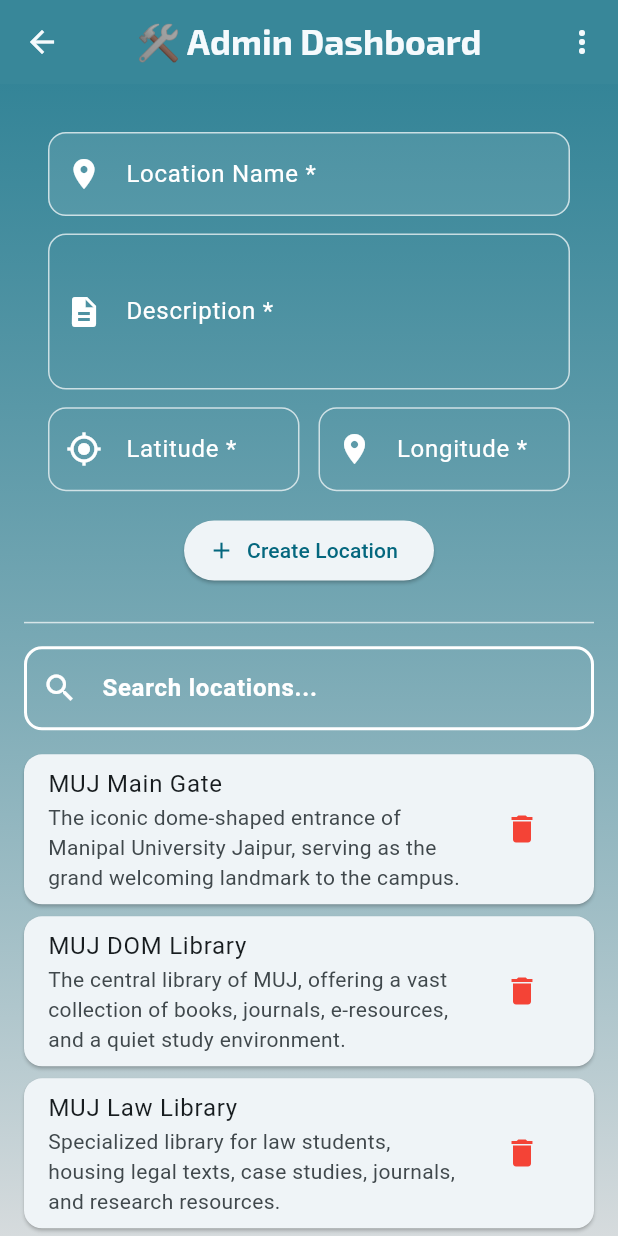
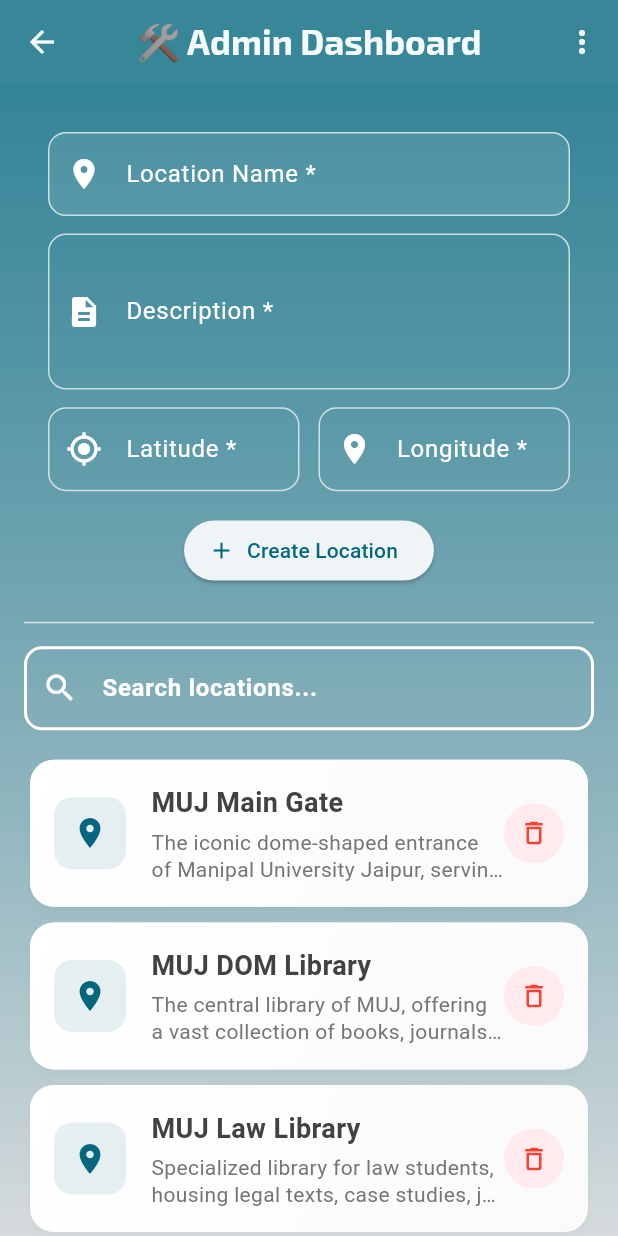
Before and after one commit to priyanshjain117/uniway, a Flutter app: the AdminLocationPage screen opened directly, on a phone screen of 412 x 824 dp. Run offline on Flutter 3.47's test engine with Material 3 defaults, Android fonts, the light colour scheme and no system bars; our stand-ins replace flutter_map, flutter_screenutil, flutter_tts, geolocator, get, google_fonts and 3 more.

Commit message:
admin panel list items ui update

```diff
--- a/lib/core/nami/controllers/navigation_controller.dart
+++ b/lib/core/nami/controllers/navigation_controller.dart
@@ -39,105 +39,118 @@
   final MapController mapController = MapController();
   final List<Map<String, dynamic>> locationSuggestions = [
     {
-    'id': 1,
+      'id': "1",
       'name': 'MUJ Main Gate',
-    'description': "The iconic dome-shaped entrance of Manipal University Jaipur, serving as the grand welcoming landmark to the campus.",
+      'description':
+          "The iconic dome-shaped entrance of Manipal University Jaipur, serving as the grand welcoming landmark to the campus.",
       'lat': 26.841241261658997,
       'lng': 75.5660735192115,
       'createdAt': DateTime.now().subtract(const Duration(days: 7)),
     },
     {
-    'id': 2,
+      'id': "2",
       'name': 'MUJ DOM Library',
-    'description': "The central library of MUJ, offering a vast collection of books, journals, e-resources, and a quiet study environment.",
+      'description':
+          "The central library of MUJ, offering a vast collection of books, journals, e-resources, and a quiet study environment.",
       'lat': 26.841648544065848,
       'lng': 75.56533929057673,
       'createdAt': DateTime.now().subtract(const Duration(days: 7)),
     },
     {
-    'id': 3,
+      'id': "3",
       'name': 'MUJ Law Library',
-    'description': "Specialized library for law students, housing legal texts, case studies, journals, and research resources.",
+      'description':
+          "Specialized library for law students, housing legal texts, case studies, journals, and research resources.",
       'lat': 26.843518600668162,
       'lng': 75.56399292394734,
       'createdAt': DateTime.now().subtract(const Duration(days: 7)),
     },
     {
-    'id': 4,
+      'id': "4",
       'name': 'Old Mess',
-    'description': "One of the earliest student dining facilities on campus, providing meals and a social space for students.",
+      'description':
+          "One of the earliest student dining facilities on campus, providing meals and a social space for students.",
       'lat': 26.842962294996134,
       'lng': 75.5651385090395,
       'createdAt': DateTime.now().subtract(const Duration(days: 7)),
     },
     {
-    'id': 5,
+      'id': "5",
       'name': 'AIC MUJ',
-    'description': "The Atal Incubation Centre at MUJ, fostering innovation, startups, and entrepreneurial activities.",
+      'description':
+          "The Atal Incubation Centre at MUJ, fostering innovation, startups, and entrepreneurial activities.",
       'lat': 26.843819718587728,
       'lng': 75.5665295300519,
       'createdAt': DateTime.now().subtract(const Duration(days: 7)),
     },
     {
-    'id': 6,
+      'id': "6",
       'name': 'Sharda Pai Auditorium',
-    'description': "A large auditorium used for seminars, cultural events, conferences, and university functions.",
+      'description':
+          "A large auditorium used for seminars, cultural events, conferences, and university functions.",
       'lat': 26.84312477058901,
       'lng': 75.56606017796628,
       'createdAt': DateTime.now().subtract(const Duration(days: 7)),
     },
     {
-    'id': 7,
+      'id': "7",
       'name': 'Vasanti R. Pai Auditorium',
-    'description': "An auditorium facility within the campus, used for lectures, workshops, and cultural programs.",
+      'description':
+          "An auditorium facility within the campus, used for lectures, workshops, and cultural programs.",
       'lat': 26.84385668018438,
       'lng': 75.56419798132941,
       'createdAt': DateTime.now().subtract(const Duration(days: 7)),
     },
     {
-    'id': 8,
+      'id': "8",
       'name': 'Grand Staircase',
-    'description': "A central architectural highlight of MUJ, often used as a gathering spot and backdrop for events and photos.",
+      'description':
+          "A central architectural highlight of MUJ, often used as a gathering spot and backdrop for events and photos.",
       'lat': 26.842513504647947,
       'lng': 75.56555146541382,
       'createdAt': DateTime.now().subtract(const Duration(days: 7)),
     },
     {
-    'id': 9,
+      'id': "9",
       'name': 'Academic Block 1',
-    'description': "One of the main academic blocks with classrooms, labs, and faculty offices.",
+      'description':
+          "One of the main academic blocks with classrooms, labs, and faculty offices.",
       'lat': 26.84259830237035,
       'lng': 75.56382817072095,
       'createdAt': DateTime.now().subtract(const Duration(days: 7)),
     },
     {
-    'id': 10,
+      'id': "10",
       'name': 'Academic Block 2',
-    'description': "Academic block hosting various departments, lecture halls, and study areas.",
+      'description':
+          "Academic block hosting various departments, lecture halls, and study areas.",
       'lat': 26.84328873212543,
       'lng': 75.56604459515161,
       'createdAt': DateTime.now().subtract(const Duration(days: 7)),
     },
     {
-    'id': 11,
+      'id': "11",
       'name': 'Academic Block 3',
-    'description': "Dedicated block for academic activities, classrooms, and department offices.",
+      'description':
+          "Dedicated block for academic activities, classrooms, and department offices.",
       'lat': 26.843655778782438,
       'lng': 75.56438003382262,
       'createdAt': DateTime.now().subtract(const Duration(days: 7)),
     },
     {
-    'id': 12,
+      'id': "12",
       'name': 'Academic Block 4',
-    'description': "Academic block with advanced facilities for teaching, learning, and research.",
+      'description':
+          "Academic block with advanced facilities for teaching, learning, and research.",
       'lat': 26.843965118302908,
       'lng': 75.56489018652901,
       'createdAt': DateTime.now().subtract(const Duration(days: 7)),
     },
     {
-    'id': 13,
+      'id': "13",
       'name': 'Workshop',
-    'description': "Hands-on training space equipped with tools and machines for engineering and practical learning.",
+      'description':
+          "Hands-on training space equipped with tools and machines for engineering and practical learning.",
       'lat': 26.8437696296453,
       'lng': 75.56701241102105,
       'createdAt': DateTime.now().subtract(const Duration(days: 7)),
@@ -193,7 +206,8 @@
 
       bool serviceEnabled = await Geolocator.isLocationServiceEnabled();
       if (!serviceEnabled) {
-        throw Exception("Location services are disabled. Please enable location services.");
+        throw Exception(
+            "Location services are disabled. Please enable location services.");
       }
 
       LocationPermission permission = await Geolocator.checkPermission();
@@ -374,7 +388,8 @@
             currentStepIndex.value++;
 
             if (currentStepIndex.value < steps.length) {
-              speakStep(steps[currentStepIndex.value]['instruction'].toString());
+              speakStep(
+                  steps[currentStepIndex.value]['instruction'].toString());
             } else {
               speakStep("You have arrived at your destination!");
               stopNavigation();
@@ -541,7 +556,8 @@
     routePoints.clear();
     steps.clear();
 
-    const String url = 'https://api.openrouteservice.org/v2/directions/foot-walking/geojson';
+    const String url =
+        'https://api.openrouteservice.org/v2/directions/foot-walking/geojson';
 
     await _getSingleRoute(url, 'fastest', true);
     try {
@@ -551,8 +567,8 @@
     }
   }
 
-  Future<void> _getSingleRoute(String url, String preference, bool isMainRoute) async {
-
+  Future<void> _getSingleRoute(
+      String url, String preference, bool isMainRoute) async {
     final Map<String, dynamic> body = {
       "coordinates": [
         [startPoint.value!.longitude, startPoint.value!.latitude],
@@ -579,18 +595,23 @@
       final Map<String, dynamic> routeData = json.decode(response.body);
 
       if (routeData['features'] != null && routeData['features'].isNotEmpty) {
-        final geometry = routeData['features'][0]['geometry']['coordinates'] as List;
-        final segments = routeData['features'][0]['properties']['segments'] as List;
+        final geometry =
+            routeData['features'][0]['geometry']['coordinates'] as List;
+        final segments =
+            routeData['features'][0]['properties']['segments'] as List;
 
         if (segments.isNotEmpty) {
           final instructionList = segments[0]['steps'] as List;
           final distance = segments[0]['distance'] as num;
 
-          final routeOption = geometry.map((coord) => LatLng(coord[1], coord[0])).toList();
+          final routeOption =
+              geometry.map((coord) => LatLng(coord[1], coord[0])).toList();
 
           if (isMainRoute) {
             routePoints.value = routeOption;
-            steps.value = instructionList.map((step) => step as Map<String, dynamic>).toList();
+            steps.value = instructionList
+                .map((step) => step as Map<String, dynamic>)
+                .toList();
             totalDistance.value = distance.toDouble();
             currentStepIndex.value = 0;
           }
--- a/lib/core/nami/screens/admin_location.dart
+++ b/lib/core/nami/screens/admin_location.dart
@@ -94,6 +94,7 @@
   }
 
   Future<void> _deleteLocation(String id, String name) async {
+    print('hi');
     final confirmed = await _showDeleteConfirmDialog(name);
     if (!confirmed) return;
 
@@ -442,7 +443,7 @@
                 ),
               ),
 
-            const SizedBox(height: 16),
+            SizedBox(height: 16.h),
 
             if (_filteredLocations.isEmpty)
               Center(
@@ -482,21 +483,109 @@
 
   @override
   Widget build(BuildContext context) {
-    return Card(
-      margin: const EdgeInsets.only(bottom: 8),
-      child: ListTile(
-        title: Text(location['name']),
-        subtitle: Text(location['description']),
-        trailing: isDeleting
-            ? const SizedBox(
-                width: 20,
-                height: 20,
-                child: CircularProgressIndicator(strokeWidth: 2),
-              )
-            : IconButton(
-                icon: const Icon(Icons.delete, color: Colors.red),
-                onPressed: onDelete,
-              ),
+    return Container(
+      margin: EdgeInsets.only(bottom: 2.5.h),
+      child: Card(
+        elevation: 3,
+        shadowColor: Colors.black.withOpacity(0.1),
+        shape: RoundedRectangleBorder(
+          borderRadius: BorderRadius.circular(16),
+        ),
+        child: Container(
+          decoration: BoxDecoration(
+            borderRadius: BorderRadius.circular(16),
+            gradient: LinearGradient(
+              begin: Alignment.topLeft,
+              end: Alignment.bottomRight,
+              colors: [
+                Colors.white,
+                Colors.grey.shade50,
+              ],
+            ),
+          ),
+          child: Padding(
+            padding: const EdgeInsets.all(16),
+            child: Row(
+              children: [
+                Container(
+                  width: 48,
+                  height: 48,
+                  decoration: BoxDecoration(
+                    color: Theme.of(context).primaryColor.withOpacity(0.1),
+                    borderRadius: BorderRadius.circular(12),
+                  ),
+                  child: Icon(
+                    Icons.location_on,
+                    color: Theme.of(context).primaryColor,
+                    size: 24,
+                  ),
+                ),
+                SizedBox(width: 16.w),
+                Expanded(
+                  child: Column(
+                    crossAxisAlignment: CrossAxisAlignment.start,
+                    children: [
+                      Text(
+                        location['name'],
+                        style: TextStyle(
+                          fontSize: 18,
+                          fontWeight: FontWeight.w600,
+                          color: Colors.grey.shade800,
+                        ),
+                      ),
+                      const SizedBox(height: 4),
+                      Text(
+                        location['description'],
+                        style: TextStyle(
+                          fontSize: 14,
+                          color: Colors.grey.shade600,
+                          height: 1.3,
+                        ),
+                        maxLines: 2,
+                        overflow: TextOverflow.ellipsis,
+                      ),
+                    ],
+                  ),
+                ),
+                SizedBox(
+                  width: 40,
+                  height: 40,
+                  child: isDeleting
+                      ? Center(
+                          child: SizedBox(
+                            width: 20,
+                            height: 20,
+                            child: CircularProgressIndicator(
+                              strokeWidth: 2,
+                              valueColor: AlwaysStoppedAnimation<Color>(
+                                Theme.of(context).primaryColor,
+                              ),
+                            ),
+                          ),
+                        )
+                      : Material(
+                          color: Colors.transparent,
+                          child: InkWell(
+                            borderRadius: BorderRadius.circular(20),
+                            onTap: onDelete,
+                            child: Container(
+                              decoration: BoxDecoration(
+                                color: Colors.red.shade50,
+                                borderRadius: BorderRadius.circular(20),
+                              ),
+                              child: const Icon(
+                                Icons.delete_outline,
+                                color: Colors.red,
+                                size: 20,
+                              ),
+                            ),
+                          ),
+                        ),
+                ),
+              ],
+            ),
+          ),
+        ),
       ),
     );
   }
```
Lines whose indentation alone changed are shown as unchanged.
